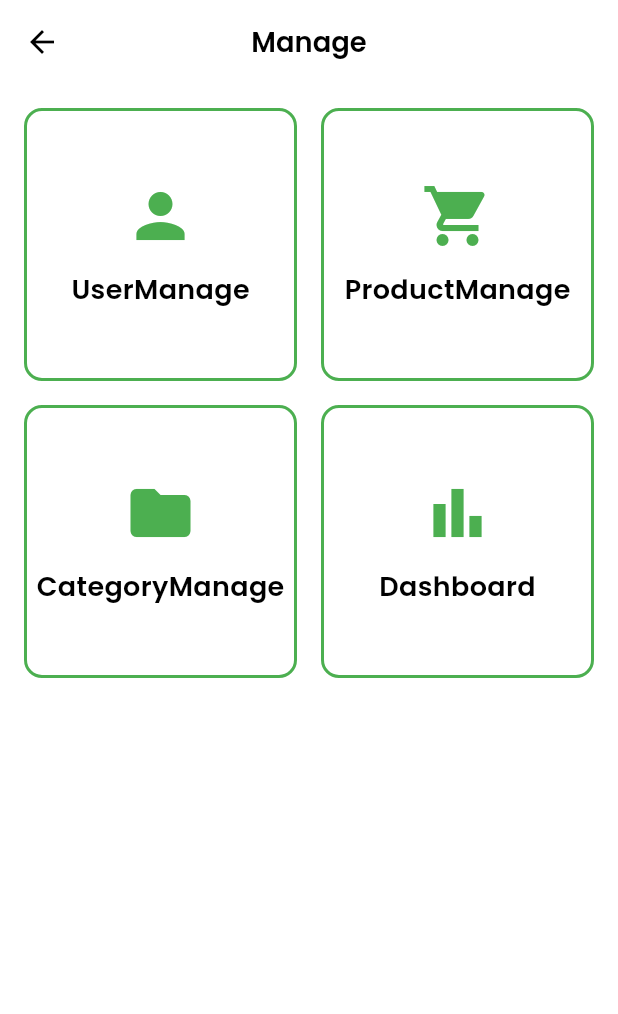
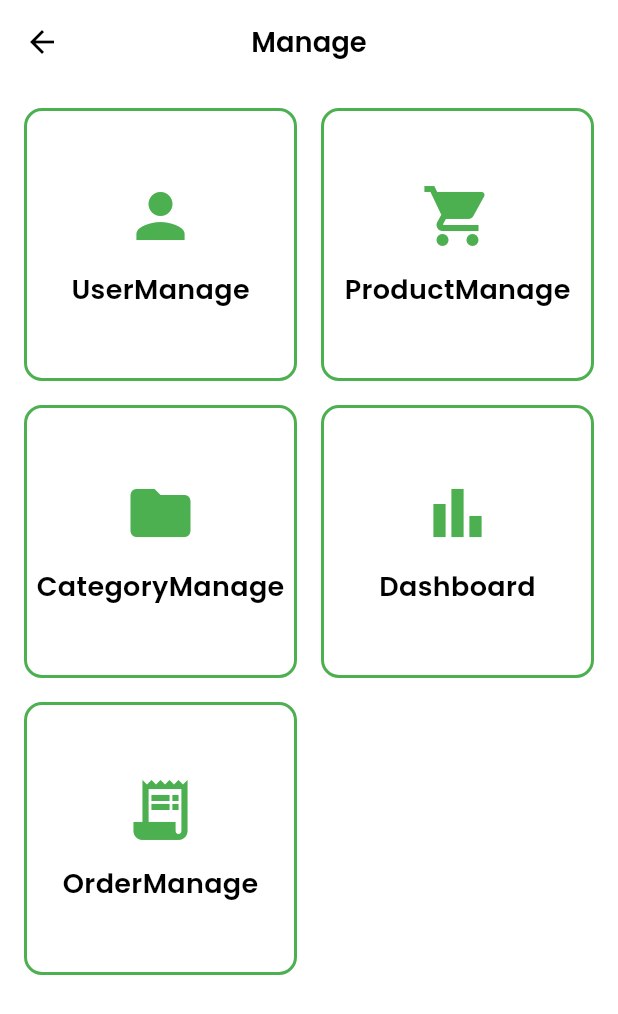
Before and after one commit to OzuSus/TTLTTBD-, a Flutter app: the ManageView screen opened by its route, on a phone screen of 412 x 824 dp. Shown: the top 1014 px of the screen. Run offline on Flutter 3.47's test engine with Material 3 defaults, Android fonts, the phone set to English and light mode, and no system bars; our stand-ins replace flutter_animate, flutter_screenutil, flutter_svg, get, shared_preferences; accounts and stored records are empty.

Commit message:
add order manage

```diff
--- a/lib/app/modules/manage/views/manage_view.dart
+++ b/lib/app/modules/manage/views/manage_view.dart
@@ -47,6 +47,11 @@ class ManageView extends GetView<ManageController> {
             icon: Icons.bar_chart,
             color: Colors.green, // Viền màu xanh
           ),
+          _buildCard(
+            title: 'OrderManage',
+            icon: Icons.receipt_long,
+            color: Colors.green, // Viền màu xanh
+          ),
         ],
       ),
     );
```
